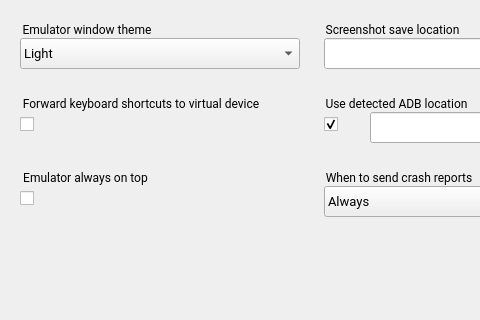
The window that android/skin/qt/extended-pages/settings-page.ui (aosp-mirror/platform_external_qemu) describes before a commit, drawn with Qt 5; both pictures show x 0 to 480 and y 0 to 320 of the 622 by 580 pixel window.
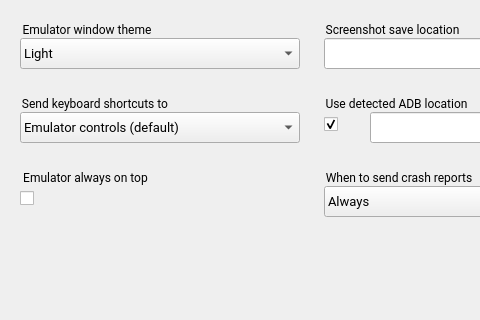
The same window after the commit. Icons and pictures are not drawn.

Commit message:
[ui] Rename control to "Send keyboard shortcuts to"
This control was "Grab screen focus with mouse". The name
was changed and the control was made into a pull-down.

We use a pull-down because we couldn't find words that
describe this function as a checkbox or toggle selection.

Patch:
```diff
--- a/android/skin/qt/extended-pages/settings-page.ui
+++ b/android/skin/qt/extended-pages/settings-page.ui
@@ -156,28 +156,6 @@
     <string notr="true">folder</string>
    </property>
   </widget>
-  <widget class="QCheckBox" name="set_forwardShortcutsToDevice">
-   <property name="geometry">
-    <rect>
-     <x>20</x>
-     <y>112</y>
-     <width>211</width>
-     <height>24</height>
-    </rect>
-   </property>
-   <property name="iconSize">
-    <size>
-     <width>24</width>
-     <height>24</height>
-    </size>
-   </property>
-   <property name="checked">
-    <bool>false</bool>
-   </property>
-   <property name="ColorGroup" stdset="0">
-    <string>Toggle</string>
-   </property>
-  </widget>
   <widget class="QCheckBox" name="set_autoFindAdb">
    <property name="geometry">
     <rect>
@@ -324,7 +302,7 @@
     <string notr="true">border: 0px;</string>
    </property>
    <property name="title">
-    <string>Forward keyboard shortcuts to virtual device</string>
+    <string>Send keyboard shortcuts to</string>
    </property>
    <property name="ColorGroup" stdset="0">
     <string>Title</string>
@@ -391,6 +369,50 @@
     </property>
    </item>
   </widget>
+  <widget class="QComboBox" name="set_forwardShortcutsToDevice">
+   <property name="geometry">
+    <rect>
+     <x>20</x>
+     <y>112</y>
+     <width>280</width>
+     <height>31</height>
+    </rect>
+   </property>
+   <property name="font">
+    <font>
+     <family>Roboto</family>
+     <pointsize>10</pointsize>
+    </font>
+   </property>
+   <property name="styleSheet">
+    <string notr="true">padding: 3px 3px 3px 3px;</string>
+   </property>
+   <item>
+    <property name="text">
+     <string>Emulator controls (default)</string>
+    </property>
+   </item>
+   <item>
+    <property name="text">
+     <string>Virtual device</string>
+    </property>
+   </item>
+  </widget>
+  <zorder>kbdShortcutsTitle</zorder>
+  <zorder>set_crashReprotPrefTitle</zorder>
+  <zorder>set_onTop</zorder>
+  <zorder>set_adbPathBox</zorder>
+  <zorder>saveLocationTitle</zorder>
+  <zorder>set_saveLocBox</zorder>
+  <zorder>set_saveLocFolderButton</zorder>
+  <zorder>set_autoFindAdb</zorder>
+  <zorder>set_onTopTitle</zorder>
+  <zorder>themeTitle</zorder>
+  <zorder>set_themeBox</zorder>
+  <zorder>set_adbPathButton</zorder>
+  <zorder>autoFindAdbTitle</zorder>
+  <zorder>set_crashReportPrefComboBox</zorder>
+  <zorder>set_forwardShortcutsToDevice</zorder>
  </widget>
  <tabstops>
   <tabstop>set_themeBox</tabstop>
```
Left out of the diff: 10 changed lines with no effect on the pictures. The commit also changes 5 other files.
